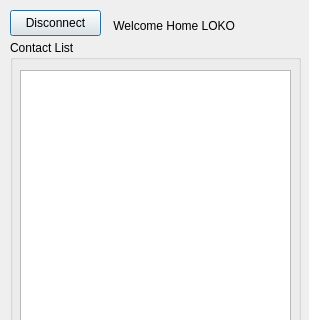
The window that client/src/forms/secdialog.ui (Clemon-R/Babel) describes before a commit, drawn with Qt 5; both pictures show x 0 to 309 and y 0 to 320 of the 309 by 602 pixel window.
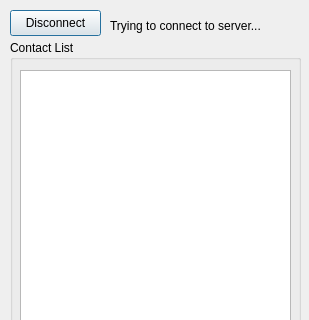
The same window after the commit.

Commit message: upgrade of the call form

```diff
--- a/client/src/forms/secdialog.ui
+++ b/client/src/forms/secdialog.ui
@@ -23,7 +23,7 @@
     </rect>
    </property>
    <property name="text">
-    <string> Welcome Home LOKO</string>
+    <string>Trying to connect to server...</string>
    </property>
   </widget>
   <widget class="QGroupBox" name="groupBox">
```
